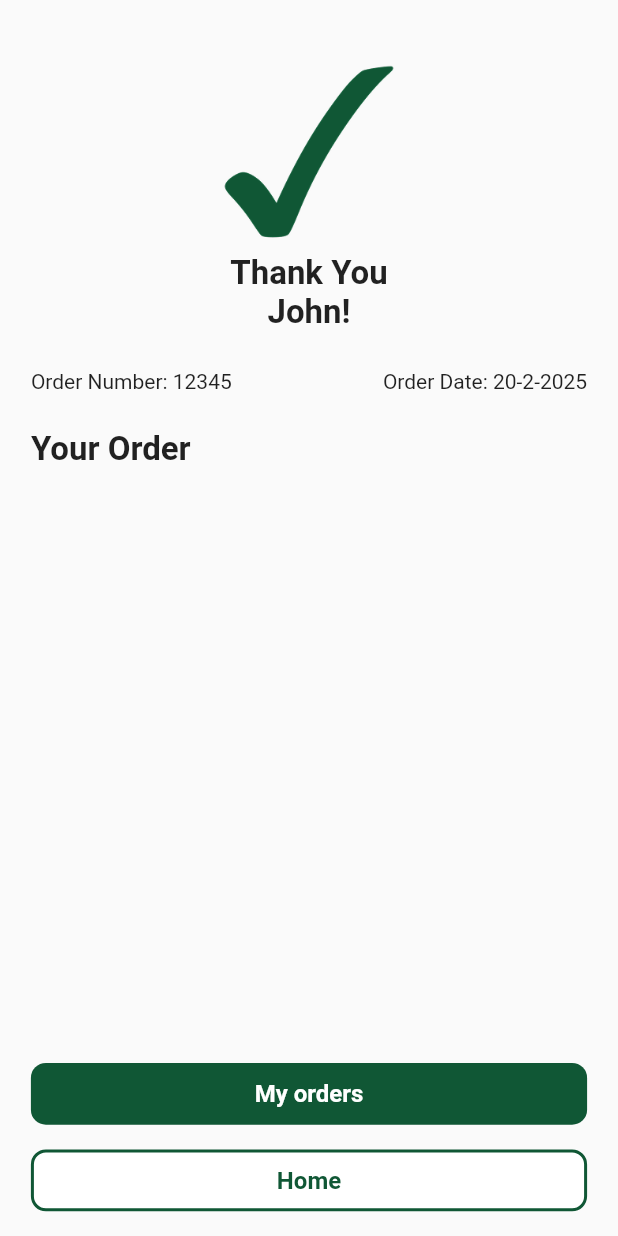
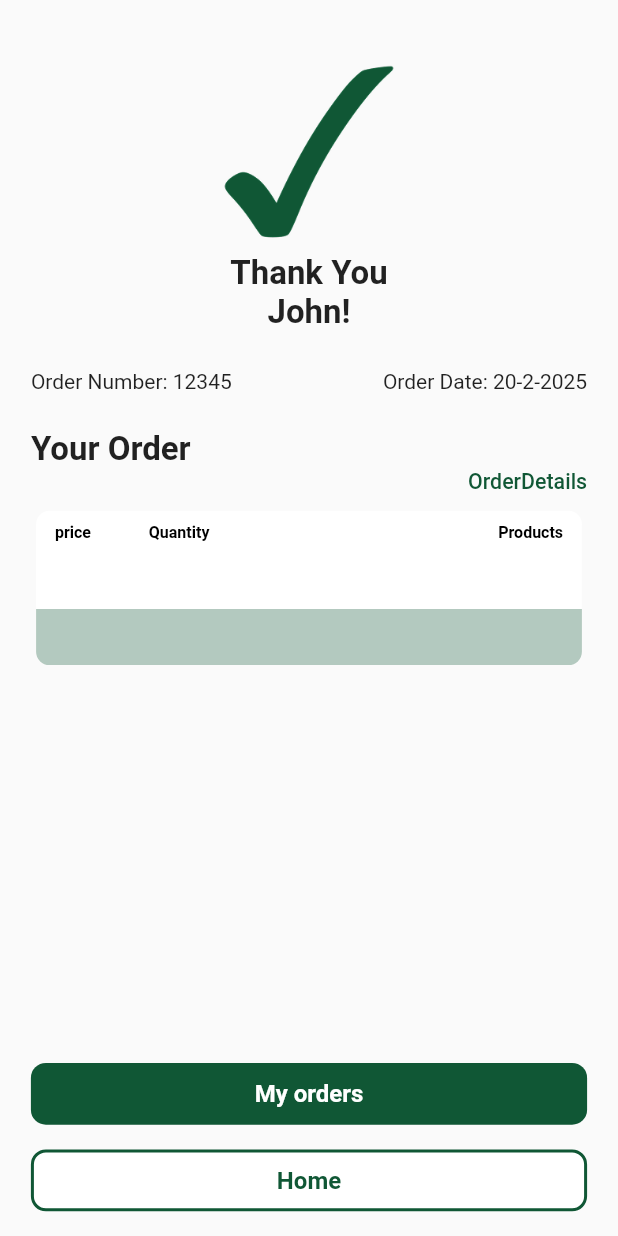
Before and after one commit to Abdelhadyelsaid/another_chance_app, a Flutter app: the ThanksScreen screen opened by its route, on a phone screen of 412 x 824 dp. Run offline on Flutter 3.47's test engine with Material 3 defaults, Android fonts, the phone set to English and light mode, and no system bars; our stand-ins replace bloc, cloud_firestore, dio, firebase_auth, firebase_core, flutter_bloc and 5 more; missing offline and left inert: number_paginator; accounts and stored records are empty; Roboto replaces fonts that are missing (Readex Pro).

Commit message:
complete thank you UI.

```diff
--- a/lib/Features/Product/View/Screens/thanks_screen.dart
+++ b/lib/Features/Product/View/Screens/thanks_screen.dart
@@ -1,8 +1,11 @@
 import 'package:flutter/material.dart';
 import 'package:flutter_screenutil/flutter_screenutil.dart';
+import 'package:go_router/go_router.dart';
 
 import '../../../../Core/Const/colors.dart';
 import '../../../../Core/Shared/default_button_widget.dart';
+import '../../../../routing/routes.dart';
+import '../Widgets/thankyou_order_details_widget.dart';
 
 class ThanksScreen extends StatelessWidget {
   const ThanksScreen({super.key});
@@ -11,16 +14,20 @@ class ThanksScreen extends StatelessWidget {
   Widget build(BuildContext context) {
     return Scaffold(
       body: Padding(
-        padding:  EdgeInsets.symmetric(horizontal: .05.sw),
+        padding: EdgeInsets.symmetric(horizontal: .05.sw),
         child: SafeArea(
           child: Column(
             children: [
-              SizedBox(height: .05.sh,),
+              SizedBox(
+                height: .05.sh,
+              ),
               Image.asset(
                 "assets/images/check.png",
                 height: 120,
               ),
-              SizedBox(height: .01.sh,),
+              SizedBox(
+                height: .01.sh,
+              ),
               const Text(
                 "Thank You",
                 style: TextStyle(
@@ -35,8 +42,9 @@ class ThanksScreen extends StatelessWidget {
                   fontSize: 22,
                 ),
               ),
-              SizedBox(height: .03.sh,),
-
+              SizedBox(
+                height: .03.sh,
+              ),
               const Row(
                 mainAxisAlignment: MainAxisAlignment.spaceBetween,
                 children: [
@@ -44,21 +52,27 @@ class ThanksScreen extends StatelessWidget {
                   Text("Order Date: 20-2-2025"),
                 ],
               ),
-              SizedBox(height: .03.sh,),
-
+              SizedBox(
+                height: .03.sh,
+              ),
               Row(
                 mainAxisAlignment: MainAxisAlignment.start,
                 children: [
-                  const Text("Your Order", style: TextStyle(
-                    fontWeight: FontWeight.bold,
-                    fontSize: 22,
-                  ),),
+                  const Text(
+                    "Your Order",
+                    style: TextStyle(
+                      fontWeight: FontWeight.bold,
+                      fontSize: 22,
+                    ),
+                  ),
                 ],
               ),
-              // ThankYouOrderDetailsWidget(makeOrderModel: ,),
+              ThankYouOrderDetailsWidget(),
               const Spacer(),
               DefaultButton(
-                  height: .05.sh, color: cPrimaryColor, text: "My orders"),
+                  height: .05.sh, color: cPrimaryColor, text: "My orders", onTap: () {
+             //   context.go(Routes..name);
+              },),
               SizedBox(height: .02.sh),
               DefaultButton(
                 height: .05.sh,
@@ -66,6 +80,9 @@ class ThanksScreen extends StatelessWidget {
                 text: "Home",
                 borderColor: cPrimaryColor,
                 textColor: cPrimaryColor,
+                onTap: () {
+                  context.go(Routes.layoutScreen.name);
+                },
               ),
               SizedBox(height: .02.sh),
             ],
--- a/lib/Features/Product/View/Widgets/thankyou_order_details_widget.dart
+++ b/lib/Features/Product/View/Widgets/thankyou_order_details_widget.dart
@@ -4,9 +4,9 @@ import '../../../../Core/Const/colors.dart';
 import '../../Model/make_order_model.dart';
 
 class ThankYouOrderDetailsWidget extends StatelessWidget {
-  final MakeOrderModel makeOrderModel;
+  final MakeOrderModel? makeOrderModel;
 
-  const ThankYouOrderDetailsWidget({super.key, required this.makeOrderModel});
+  const ThankYouOrderDetailsWidget({super.key, this.makeOrderModel});
 
   @override
   Widget build(BuildContext context) {
@@ -16,7 +16,7 @@ class ThankYouOrderDetailsWidget extends StatelessWidget {
           mainAxisAlignment: MainAxisAlignment.end,
           children: [
             Text(
-              "تفاصيل الطلب",
+              "OrderDetails",
               style: TextStyle(
                   color: cPrimaryColor,
                   fontSize: 16.sp,
@@ -45,7 +45,7 @@ class ThankYouOrderDetailsWidget extends StatelessWidget {
                   mainAxisAlignment: MainAxisAlignment.center,
                   children: [
                     Text(
-                      "السعر",
+                      "price",
                       style: TextStyle(
                           color: Colors.black,
                           fontSize: 12.sp,
@@ -56,7 +56,7 @@ class ThankYouOrderDetailsWidget extends StatelessWidget {
                       width: 40.w,
                     ),
                     Text(
-                      "الكمية",
+                      "Quantity",
                       style: TextStyle(
                           color: Colors.black,
                           fontSize: 12.sp,
@@ -67,7 +67,7 @@ class ThankYouOrderDetailsWidget extends StatelessWidget {
                       width: 200.w,
                     ),
                     Text(
-                      "المنتج",
+                      "Products",
                       style: TextStyle(
                           color: Colors.black,
                           fontSize: 12.sp,
@@ -89,7 +89,8 @@ class ThankYouOrderDetailsWidget extends StatelessWidget {
                             Expanded(
                                 flex: 1,
                                 child: Text(
-                                  "${(makeOrderModel.data!.products[index].price)! * (makeOrderModel.data!.products[index].count!)}\tجنيه",
+                                  // "${(makeOrderModel.data!.products[index].price)! * (makeOrderModel.data!.products[index].count!)}\tجنيه",
+                                  "",
                                   textAlign: TextAlign.left,
                                   textDirection: TextDirection.rtl,
                                   style: TextStyle(
@@ -101,7 +102,9 @@ class ThankYouOrderDetailsWidget extends StatelessWidget {
                             Expanded(
                                 flex: 1,
                                 child: Text(
-                                  "${makeOrderModel.data!.products[index].count!}",
+                                  // "${makeOrderModel.data!.products[index].count!}",
+                                  "",
+
                                   textAlign: TextAlign.left,
                                   style: TextStyle(
                                       color: Colors.black,
@@ -112,7 +115,9 @@ class ThankYouOrderDetailsWidget extends StatelessWidget {
                             Expanded(
                                 flex: 2,
                                 child: Text(
-                                  "${makeOrderModel.data!.products[index].name}",
+                                  // "${makeOrderModel.data!.products[index].name}",
+                                  "",
+
                                   textAlign: TextAlign.right,
                                   style: TextStyle(
                                       color: Colors.black,
@@ -125,7 +130,9 @@ class ThankYouOrderDetailsWidget extends StatelessWidget {
                     separatorBuilder: (context, index) => SizedBox(
                           height: 4.h,
                         ),
-                    itemCount: makeOrderModel.data!.products.length),
+                    itemCount: 2
+                    //  makeOrderModel.data!.products.length
+                    ),
               ],
             ),
           ),
@@ -140,7 +147,10 @@ class ThankYouOrderDetailsWidget extends StatelessWidget {
                 bottomLeft: Radius.circular(10.r)),
           ),
           child: Center(
-            child: Text("الإجمالي ${makeOrderModel.data!.totalPrice} جنيه",
+            child: Text(
+                //"الإجمالي ${makeOrderModel.data!.totalPrice} جنيه",
+                "",
+
                 style: TextStyle(
                     color: Colors.black,
                     fontSize: 14.sp,
--- a/lib/routing/routes.dart
+++ b/lib/routing/routes.dart
@@ -7,7 +7,7 @@ class Route {
 
 class Routes {
 
-  static final Route home =  Route(name: "home", path: "/");
+
   static final Route layoutScreen =  Route(name: "layoutScreen", path: "/layoutScreen");
   static final Route onBoarding =  Route(name: "onBoarding", path: "/onBoarding");
   static final Route loginScreen = Route(name: "loginScreen", path: "/loginScreen");
```
